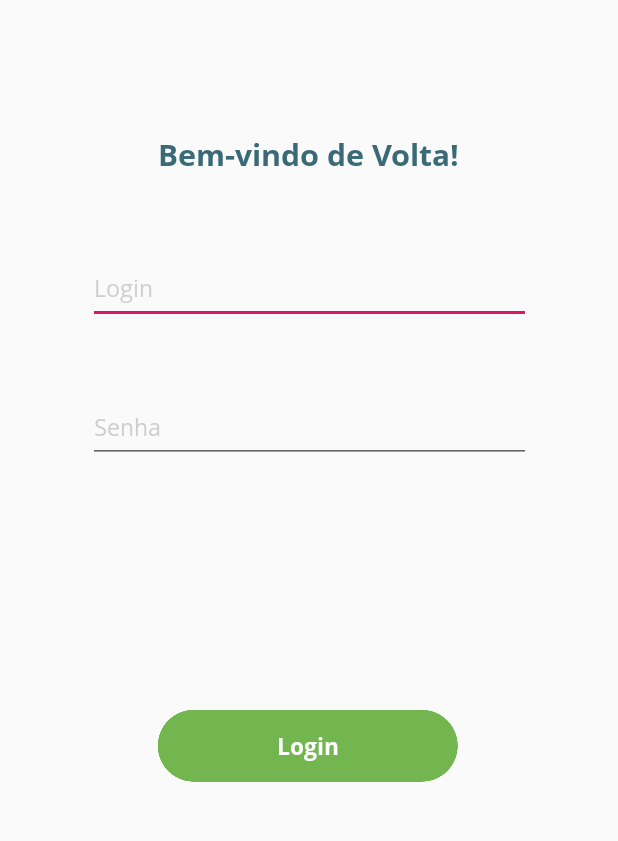
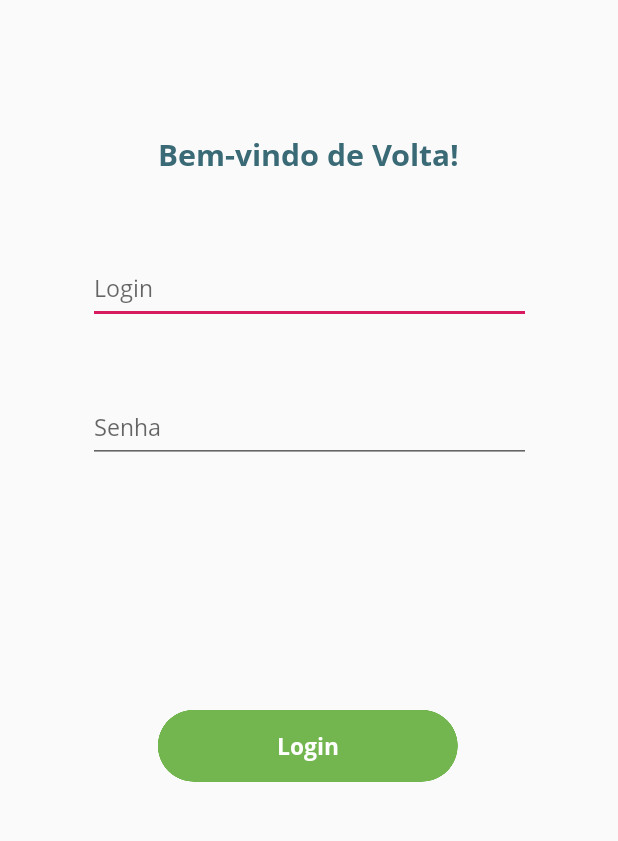
Before and after one commit to lucasdiniz10/AppServicosAutonomos, an Android app: the FormJaCadastrado screen opened directly, with no data from a screen before it, on a phone screen of 412 x 824 dp, the part 288-1129 px from its top. Run offline under Robolectric (Android 15) with nearby library versions, the phone set to English and light mode, and no system bars.

```diff
--- /dev/null
+++ b/app/src/main/java/com/example/servicosautonomos/classesbasicas/Contratante.java
@@ -0,0 +1,4 @@
+package com.example.servicosautonomos.classesbasicas;
+
+public class Contratante extends Usuario {
+}
--- /dev/null
+++ b/app/src/main/java/com/example/servicosautonomos/classesbasicas/Profissional.java
@@ -0,0 +1,4 @@
+package com.example.servicosautonomos.classesbasicas;
+
+public class Profissional extends Usuario {
+}
--- /dev/null
+++ b/app/src/main/java/com/example/servicosautonomos/classesbasicas/Usuario.java
@@ -0,0 +1,4 @@
+package com.example.servicosautonomos.classesbasicas;
+
+public class Usuario {
+}
--- a/app/src/main/java/com/example/servicosautonomos/ActivityPrincipal.java
+++ b/app/src/main/java/com/example/servicosautonomos/gui/ActivityPrincipal.java
@@ -1,7 +1,9 @@
-package com.example.servicosautonomos;
+package com.example.servicosautonomos.gui;
 
 import android.app.Activity;
 import android.os.Bundle;
+
+import com.example.servicosautonomos.R;
 
 public class ActivityPrincipal extends Activity {
     @Override
--- a/app/src/main/java/com/example/servicosautonomos/Escolha.java
+++ b/app/src/main/java/com/example/servicosautonomos/gui/Escolha.java
@@ -1,10 +1,12 @@
-package com.example.servicosautonomos;
+package com.example.servicosautonomos.gui;
 
 import androidx.appcompat.app.AppCompatActivity;
 import android.content.Intent;
 import android.os.Bundle;
 import android.view.View;
 import android.widget.Button;
+
+import com.example.servicosautonomos.R;
 
 public class Escolha extends AppCompatActivity {
     Button button;
--- a/app/src/main/java/com/example/servicosautonomos/EscolherCategoria.java
+++ b/app/src/main/java/com/example/servicosautonomos/gui/EscolherCategoria.java
@@ -1,4 +1,4 @@
-package com.example.servicosautonomos;
+package com.example.servicosautonomos.gui;
 
 import androidx.appcompat.app.AppCompatActivity;
 
--- a/app/src/main/java/com/example/servicosautonomos/FormCadastroContratante.java
+++ b/app/src/main/java/com/example/servicosautonomos/gui/FormCadastroContratante.java
@@ -1,4 +1,4 @@
-package com.example.servicosautonomos;
+package com.example.servicosautonomos.gui;
 
 import androidx.appcompat.app.AppCompatActivity;
 
--- a/app/src/main/java/com/example/servicosautonomos/FormJaCadastrado.java
+++ b/app/src/main/java/com/example/servicosautonomos/gui/FormJaCadastrado.java
@@ -1,8 +1,10 @@
-package com.example.servicosautonomos;
+package com.example.servicosautonomos.gui;
 
 import androidx.appcompat.app.AppCompatActivity;
 
 import android.os.Bundle;
+
+import com.example.servicosautonomos.R;
 
 public class FormJaCadastrado extends AppCompatActivity {
 
--- a/app/src/main/java/com/example/servicosautonomos/MainActivity.java
+++ b/app/src/main/java/com/example/servicosautonomos/gui/MainActivity.java
@@ -1,11 +1,12 @@
-package com.example.servicosautonomos;
+package com.example.servicosautonomos.gui;
 
 import androidx.appcompat.app.AppCompatActivity;
 
-import android.app.Activity;
 import android.os.Bundle;
 import android.os.Handler;
 import android.content.Intent;
+
+import com.example.servicosautonomos.R;
 
 public class MainActivity extends AppCompatActivity {
 
--- a/app/src/main/res/layout/activity_escolha.xml
+++ b/app/src/main/res/layout/activity_escolha.xml
@@ -4,7 +4,7 @@
     xmlns:tools="http://schemas.android.com/tools"
     android:layout_width="match_parent"
     android:layout_height="match_parent"
-    tools:context=".Escolha">
+    tools:context=".gui.Escolha">
 
     <Button
         android:id="@+id/buttonCadastrarServico"
--- a/app/src/main/res/layout/activity_escolher_categoria.xml
+++ b/app/src/main/res/layout/activity_escolher_categoria.xml
@@ -4,7 +4,7 @@
     xmlns:tools="http://schemas.android.com/tools"
     android:layout_width="match_parent"
     android:layout_height="match_parent"
-    tools:context=".EscolherCategoria">
+    tools:context=".gui.EscolherCategoria">
 
     <ScrollView
         android:id="@+id/scrollView2"
--- a/app/src/main/res/layout/activity_form_cadastro_contratante.xml
+++ b/app/src/main/res/layout/activity_form_cadastro_contratante.xml
@@ -4,7 +4,7 @@
     xmlns:tools="http://schemas.android.com/tools"
     android:layout_width="match_parent"
     android:layout_height="match_parent"
-    tools:context=".FormCadastroContratante">
+    tools:context=".gui.FormCadastroContratante">
 
     <EditText
         android:id="@+id/editTextNome"
--- a/app/src/main/res/layout/activity_form_ja_cadastrado.xml
+++ b/app/src/main/res/layout/activity_form_ja_cadastrado.xml
@@ -4,7 +4,7 @@
     xmlns:tools="http://schemas.android.com/tools"
     android:layout_width="match_parent"
     android:layout_height="match_parent"
-    tools:context=".FormJaCadastrado">
+    tools:context=".gui.FormJaCadastrado">
 
     <EditText
         android:id="@+id/editTextLogin"
@@ -13,8 +13,8 @@
         android:ems="10"
         android:fontFamily="@font/regular"
         android:inputType="textPersonName"
-        android:text="Login"
-        android:textColor="#CECECE"
+        android:hint="Login"
+        android:textColor="#000000"
         android:textSize="15sp"
         app:layout_constraintBottom_toBottomOf="parent"
         app:layout_constraintEnd_toEndOf="parent"
@@ -29,8 +29,8 @@
         android:ems="10"
         android:fontFamily="@font/regular"
         android:inputType="textPersonName"
-        android:text="Senha"
-        android:textColor="#CECECE"
+        android:hint="Senha"
+        android:textColor="#000000"
         android:textSize="15sp"
         app:layout_constraintBottom_toBottomOf="parent"
         app:layout_constraintEnd_toEndOf="parent"
@@ -43,7 +43,7 @@
         style="@style/Widget.AppCompat.Button.Borderless"
         android:layout_width="wrap_content"
         android:layout_height="wrap_content"
-        android:background="@drawable/button"
+        android:background="@drawable/selector_button"
         android:fontFamily="@font/bold"
         android:shadowRadius="12"
         android:text="Login"
--- a/app/src/main/res/layout/activity_main.xml
+++ b/app/src/main/res/layout/activity_main.xml
@@ -5,7 +5,7 @@
     android:layout_width="match_parent"
     android:layout_height="match_parent"
     android:background="@drawable/home"
-    tools:context=".MainActivity">
+    tools:context=".gui.MainActivity">
 
     <ImageView
         android:id="@+id/imgLogo"
```
Also changed, not shown: app/src/main/AndroidManifest.xml (+5 -5 lines).
